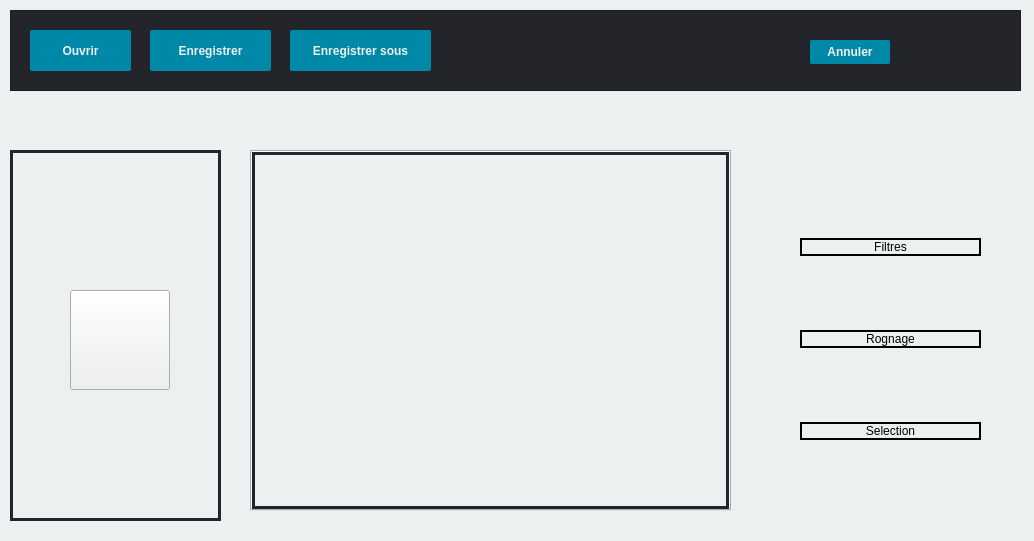
Qt form imagedit.ui (NesrineGhannay/ImagEdit) before a commit.
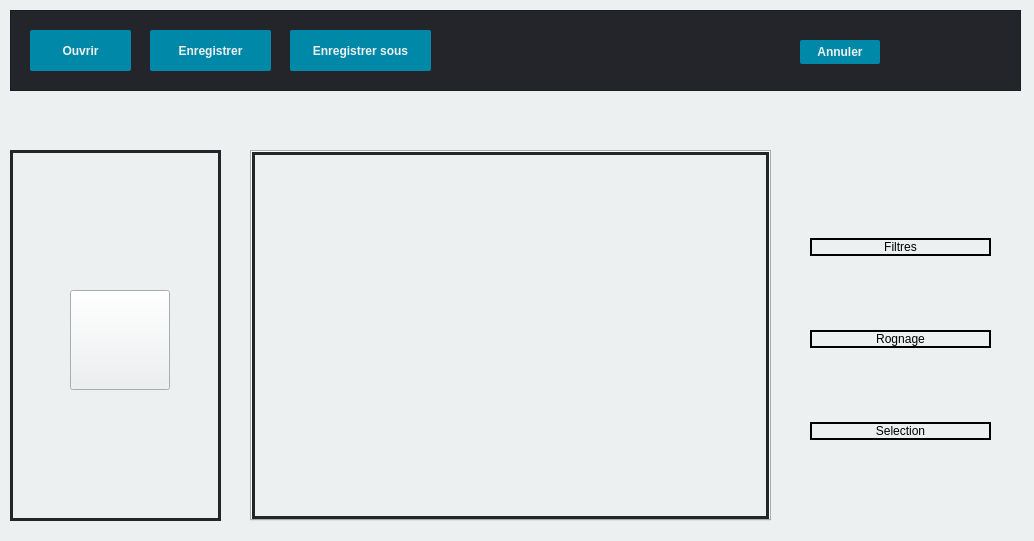
The same form after that commit. Icons and pictures are not drawn.

Commit message: Arrangement of the edit widget

The edit to the form file:
```diff
--- a/imagedit.ui
+++ b/imagedit.ui
@@ -25,8 +25,8 @@
      <rect>
       <x>250</x>
       <y>150</y>
-      <width>481</width>
-      <height>361</height>
+      <width>521</width>
+      <height>371</height>
      </rect>
     </property>
     <property name="styleSheet">
@@ -58,7 +58,7 @@
     <widget class="QPushButton" name="pushButton_5">
      <property name="geometry">
       <rect>
-       <x>800</x>
+       <x>790</x>
        <y>30</y>
        <width>80</width>
        <height>24</height>
@@ -309,7 +309,7 @@
    <widget class="QWidget" name="layoutWidget">
     <property name="geometry">
      <rect>
-      <x>800</x>
+      <x>810</x>
       <y>170</y>
       <width>181</width>
       <height>341</height>
```
Left out of the diff: 2 changed lines with no effect on the pictures. The commit also changes 2 other files.
